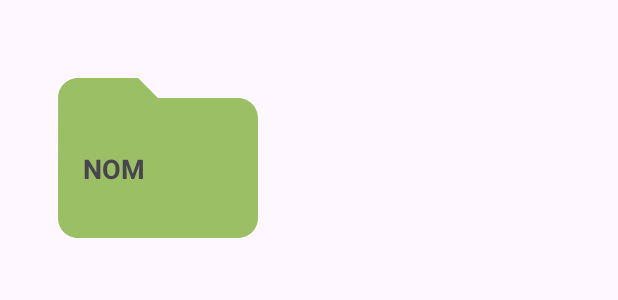
After one commit to Natall1122/NotOrganitApp, an Android app: the layout rec_categories.xml on its own in the app's theme, with its tools: preview values and no code run, on a phone screen of 412 x 824 dp. The commit adds this screen. Shown: the top 300 px of the screen. Run offline under Robolectric (Android 15) with nearby library versions, the phone set to English and light mode, and no system bars; network calls fail.

Commit message:
Mostrar categories

```diff
--- /dev/null
+++ b/app/src/main/java/es/nlc/notorganitapp/clases/Categories.kt
@@ -0,0 +1,3 @@
+package es.nlc.notorganitapp.clases
+
+data class Categories(var nom: String, var color: String)
--- /dev/null
+++ b/app/src/main/res/drawable/cate.xml
@@ -0,0 +1,5 @@
+<vector android:height="200dp" android:tint="#636363"
+    android:viewportHeight="24" android:viewportWidth="24"
+    android:width="200dp" xmlns:android="http://schemas.android.com/apk/res/android">
+    <path android:fillColor="@android:color/white" android:pathData="M10,4H4c-1.1,0 -1.99,0.9 -1.99,2L2,18c0,1.1 0.9,2 2,2h16c1.1,0 2,-0.9 2,-2V8c0,-1.1 -0.9,-2 -2,-2h-8l-2,-2z"/>
+</vector>
--- /dev/null
+++ b/app/src/main/res/layout/rec_categories.xml
@@ -0,0 +1,32 @@
+<?xml version="1.0" encoding="utf-8"?>
+<androidx.constraintlayout.widget.ConstraintLayout xmlns:android="http://schemas.android.com/apk/res/android"
+    xmlns:app="http://schemas.android.com/apk/res-auto"
+    xmlns:tools="http://schemas.android.com/tools"
+    android:layout_width="match_parent"
+    android:layout_height="match_parent">
+
+
+    <ImageView
+        android:id="@+id/tint"
+        android:layout_width="180dp"
+        android:layout_height="160dp"
+        android:layout_marginStart="15dp"
+        android:layout_marginTop="25dp"
+        app:layout_constraintStart_toStartOf="parent"
+        app:layout_constraintTop_toTopOf="parent"
+        app:srcCompat="@drawable/cate"
+        app:tint="@color/Mig" />
+
+    <TextView
+        android:id="@+id/NomCat"
+        android:layout_width="wrap_content"
+        android:layout_height="wrap_content"
+        android:layout_marginStart="55dp"
+        android:layout_marginTop="100dp"
+        android:text="NOM"
+        android:textSize="18dp"
+        android:textStyle="bold"
+        app:layout_constraintStart_toStartOf="parent"
+        app:layout_constraintTop_toTopOf="parent" />
+
+</androidx.constraintlayout.widget.ConstraintLayout>
```
Also changed, not shown: app/src/main/java/es/nlc/notorganitapp/Adapters/CategoriesAdapter.kt (added, +43 -0 lines), app/src/main/java/es/nlc/notorganitapp/Fragments/PrincipalFragment.kt (+44 -0 lines), app/src/main/res/layout/fragment_principal.xml (+10 -0 lines).
